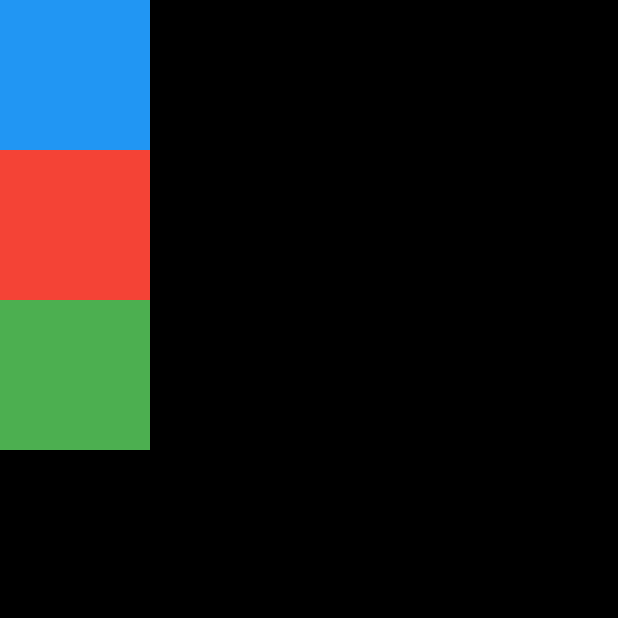
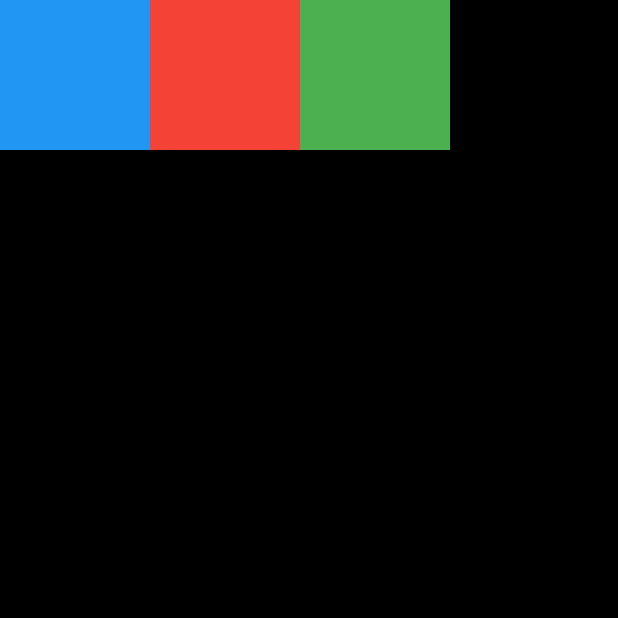
Before and after one commit to Sagender/App-Netlix, a Flutter app: the screen it shows after launch, on a phone screen of 412 x 824 dp, the top half of it. Run offline on Flutter 3.47's test engine with Material 2 defaults, Android fonts, the phone set to English and light mode, and no system bars.

Commit message:
Trabajando con Row

```diff
--- a/netflix_interfaz/lib/pages/inicio.dart
+++ b/netflix_interfaz/lib/pages/inicio.dart
@@ -5,7 +5,7 @@ class InicioPage extends StatelessWidget {
   Widget build(BuildContext context) {
     return Scaffold(
       backgroundColor: Colors.black,
-      body: Column(
+      body: Row(
         children: <Widget>[
           Container(
             color: Colors.blue,
```
